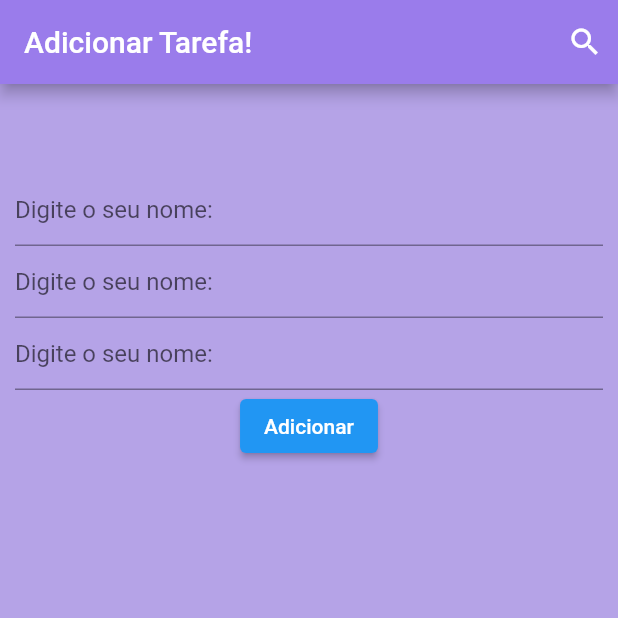
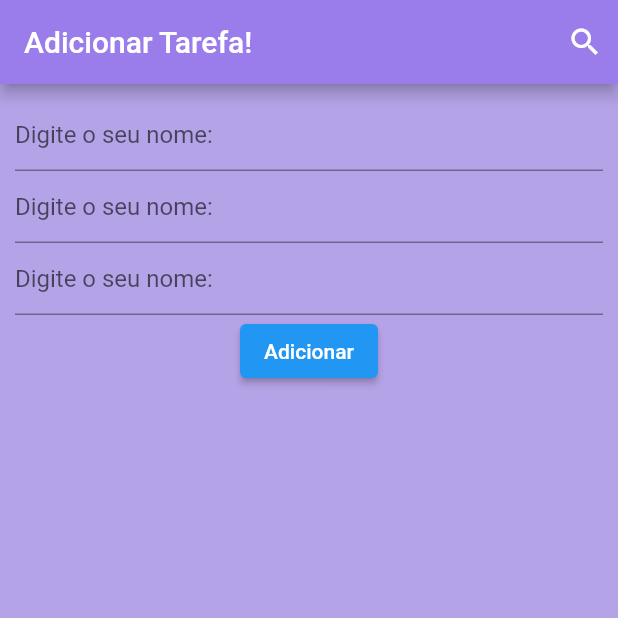
Before and after one commit to restenPiz/My_First_App-Flutter, a Flutter app: the screen it shows after launch, after a tap on "Adicionar", on a phone screen of 412 x 824 dp, the top half of it. Run offline on Flutter 3.47's test engine with Material 2 defaults, Android fonts, the phone set to English and light mode, and no system bars; network calls fail.

Commit message:
Some updates in system

```diff
--- a/first_app/lib/screens/index.dart
+++ b/first_app/lib/screens/index.dart
@@ -19,7 +19,7 @@ class _indexScreenState extends State<indexScreen> {
 
   //Declarando um metodo que vai levar o unpressed do butao
    Future<void> _storeTask() async {
-    const String apiUrl = 'http://localhost:8000/api/produtos';
+    const String apiUrl = 'http://localhost:8000/api/storeTask';
 
     final response = await http.post(
       Uri.parse(apiUrl),
@@ -81,7 +81,6 @@ class _indexScreenState extends State<indexScreen> {
                 Padding(padding: EdgeInsets.all(10),
                   child: Column(
                     children: [
-                      Container(height: 50,),
                       TextField(
                         controller: _nameController,
                         decoration:InputDecoration(
```
